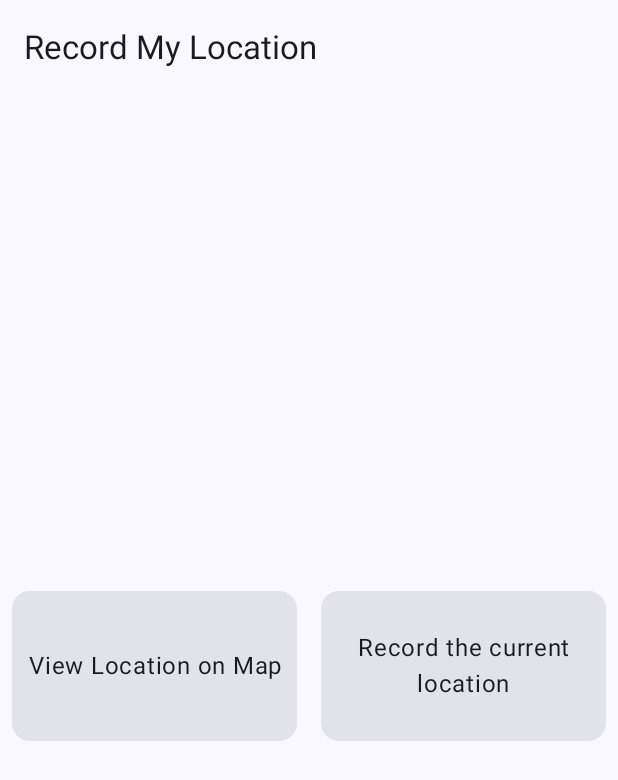
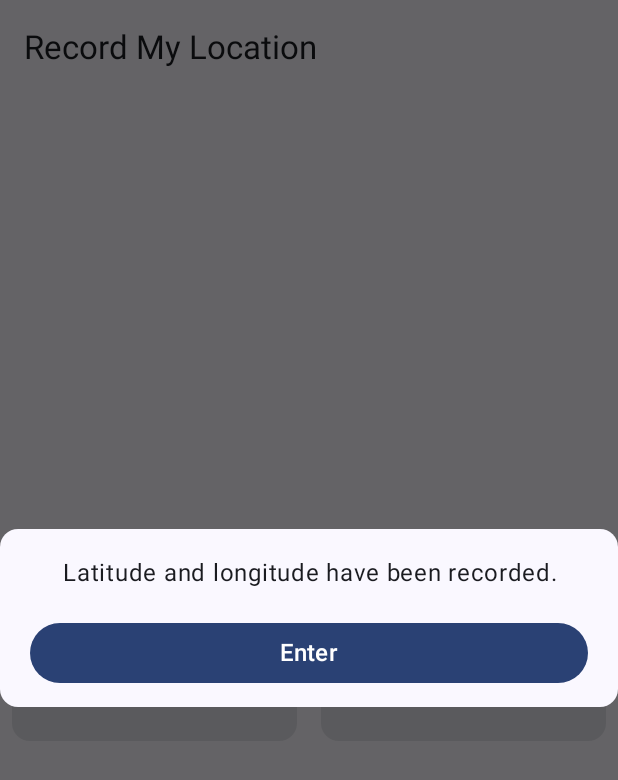
Before and after one commit to spicypunch/RecordLocation, an Android app built with Jetpack Compose: the screen it shows after launch (MainActivity), after a tap on "Record the current location", on a phone screen of 412 x 824 dp. Shown: the top 780 px of the screen. Run offline under Robolectric (Android 15) with nearby library versions, the phone set to English and light mode, and no system bars; our stand-ins replace AdMob; libraries missing offline, so code that uses them is left out: com.gun0912.tedpermission; 1 statement that could not run was skipped.

Commit message:
구글 정책 위반으로 인해 버튼을 눌렀을 경우 Toast 메시지 대신 Dialog가 나오도록 수정

```diff
--- a/app/build.gradle.kts
+++ b/app/build.gradle.kts
@@ -17,8 +17,8 @@ android {
         applicationId = "kr.jm.recordlocation"
         minSdk = 24
         targetSdk = 34
-        versionCode = 1
-        versionName = "1.0"
+        versionCode = 2
+        versionName = "1.1"
 
         testInstrumentationRunner = "androidx.test.runner.AndroidJUnitRunner"
         vectorDrawables {
@@ -30,7 +30,7 @@ android {
 
     buildTypes {
         release {
-            isMinifyEnabled = false
+            isMinifyEnabled = true
             proguardFiles(
                 getDefaultProguardFile("proguard-android-optimize.txt"),
                 "proguard-rules.pro"
--- a/app/src/main/AndroidManifest.xml
+++ b/app/src/main/AndroidManifest.xml
@@ -23,7 +23,7 @@
 
         <meta-data
             android:name="com.google.android.gms.ads.APPLICATION_ID"
-            android:value="ca-app-pub-8908663103547451~9362542595" />
+            android:value="ca-app-pub-6140257895494497~5682311716" />
 
         <activity
             android:name=".MainActivity"
--- /dev/null
+++ b/app/src/main/java/kr/jm/recordlocation/Dialog.kt
@@ -0,0 +1,75 @@
+package kr.jm.recordlocation
+
+import androidx.compose.foundation.layout.Box
+import androidx.compose.foundation.layout.Column
+import androidx.compose.foundation.layout.Spacer
+import androidx.compose.foundation.layout.fillMaxWidth
+import androidx.compose.foundation.layout.height
+import androidx.compose.foundation.layout.padding
+import androidx.compose.foundation.layout.width
+import androidx.compose.foundation.layout.wrapContentSize
+import androidx.compose.foundation.shape.RoundedCornerShape
+import androidx.compose.material3.Button
+import androidx.compose.material3.Surface
+import androidx.compose.material3.Text
+import androidx.compose.runtime.Composable
+import androidx.compose.ui.Modifier
+import androidx.compose.ui.text.style.TextAlign
+import androidx.compose.ui.tooling.preview.Preview
+import androidx.compose.ui.unit.dp
+import androidx.compose.ui.unit.sp
+import androidx.compose.ui.window.Dialog
+
+@Composable
+fun ShowDialog(onClicked: () -> Unit) {
+    Dialog(onDismissRequest = { onClicked() }) {
+        Surface(
+            shape = RoundedCornerShape(12.dp)
+        ) {
+            Column {
+                Spacer(
+                    modifier = Modifier
+                        .height(12.dp)
+                        .fillMaxWidth()
+                )
+                Text(
+                    text = "Latitude and longitude have been recorded.",
+                    textAlign = TextAlign.Center,
+                    modifier = Modifier
+                        .fillMaxWidth()
+                        .wrapContentSize()
+                        .padding(vertical = 8.dp),
+                    fontSize = 16.sp,
+                    lineHeight = 17.sp
+                )
+                Spacer(
+                    modifier = Modifier
+                        .height(12.dp)
+                        .fillMaxWidth()
+                )
+                Button(
+                    onClick = { onClicked() },
+                    modifier = Modifier
+                        .fillMaxWidth()
+                        .padding(horizontal = 20.dp),
+                    shape = RoundedCornerShape(24.dp)
+                ) {
+                    Text(text = "Enter", fontSize = 16.sp)
+                }
+                Spacer(
+                    modifier = Modifier
+                        .height(12.dp)
+                        .fillMaxWidth()
+                )
+            }
+        }
+    }
+}
+
+@Preview
+@Composable
+fun PreviewDialog() {
+    ShowDialog() {
+
+    }
+}
--- a/app/src/main/java/kr/jm/recordlocation/HomeScreen.kt
+++ b/app/src/main/java/kr/jm/recordlocation/HomeScreen.kt
@@ -75,7 +75,7 @@ fun HomeScreen(onClicked: (Int) -> Unit) {
                         }
                     }
                 }
-                BannersAds()
+//                BannersAds()
             }
         }
     }
--- a/app/src/main/java/kr/jm/recordlocation/MainActivity.kt
+++ b/app/src/main/java/kr/jm/recordlocation/MainActivity.kt
@@ -10,8 +10,13 @@ import androidx.compose.foundation.layout.fillMaxSize
 import androidx.compose.material3.MaterialTheme
 import androidx.compose.material3.Surface
 import androidx.compose.runtime.Composable
+import androidx.compose.runtime.getValue
+import androidx.compose.runtime.mutableStateOf
 import androidx.compose.runtime.rememberCoroutineScope
+import androidx.compose.runtime.saveable.rememberSaveable
+import androidx.compose.runtime.setValue
 import androidx.compose.ui.Modifier
+import androidx.compose.ui.window.Dialog
 import androidx.navigation.compose.NavHost
 import androidx.navigation.compose.composable
 import androidx.navigation.compose.rememberNavController
@@ -48,9 +53,12 @@ fun App(context: Context) {
     val navController = rememberNavController()
     val scope = rememberCoroutineScope()
     val dataStore = DataStoreModule(context)
+    var openDialog by rememberSaveable {
+        mutableStateOf(false)
+    }
     NavHost(navController = navController, startDestination = "home") {
         composable(route = "home") {
-            HomeScreen() { result ->
+            HomeScreen { result ->
                 when (result) {
                     1 -> navController.navigate("map")
                     2 -> {
@@ -58,7 +66,7 @@ fun App(context: Context) {
                         scope.launch {
                             dataStore.saveLatitude(latLng.latitude)
                             dataStore.saveLongitude(latLng.longitude)
-                            Toast.makeText(context, "location has been saved.", Toast.LENGTH_SHORT).show()
+                            openDialog = true
                         }
                     }
                 }
@@ -66,6 +74,11 @@ fun App(context: Context) {
         }
         composable(route = "map") {
             GoogleMapScreen()
+        }
+    }
+    if (openDialog) {
+        ShowDialog {
+            openDialog = false
         }
     }
 }
```
